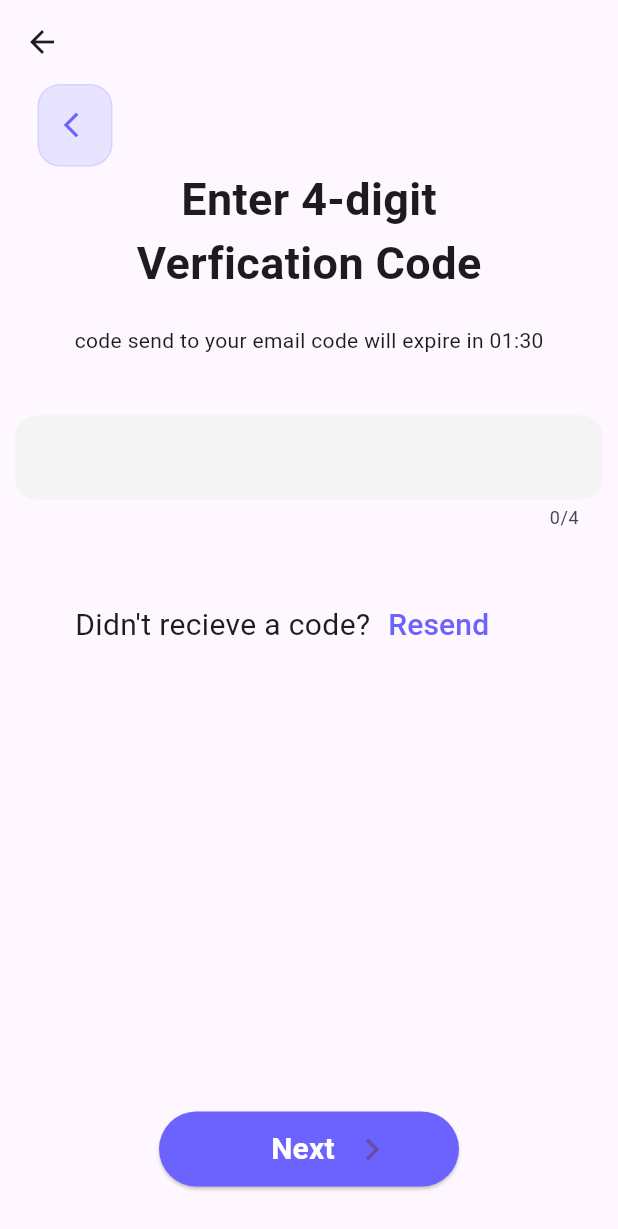
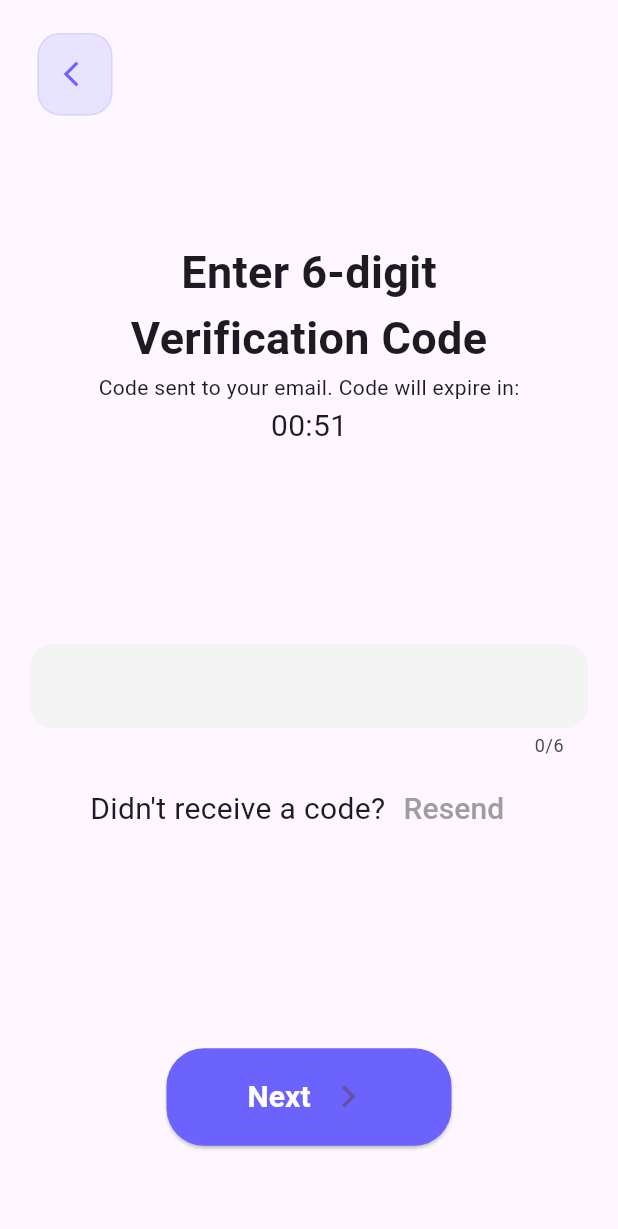
Before and after one commit to ayafathy1/Homefinder1, a Flutter app: the VerficationCode screen opened directly, on a phone screen of 412 x 824 dp. Shown: the top 1229 px of the screen. Run offline on Flutter 3.47's test engine with Material 3 defaults, Android fonts, the phone set to English and light mode, and no system bars; our stand-ins replace animated_splash_screen, cool_alert, dropdown_button2, flutter_animate, flutter_rating_bar, fluttertoast and 5 more; missing offline and left inert: flutter_arc_text, splash_view; accounts and stored records are empty.

```diff
--- a/homefinder1/lib/Screens/Forgot Password/forgot_password.dart
+++ b/homefinder1/lib/Screens/Forgot Password/forgot_password.dart
@@ -42,7 +42,7 @@ class ForgotPassword extends StatelessWidget{
                 height: 50,
                 width: 200,
                 child: ElevatedButton(onPressed: (){
-                  AuthServices.forgetPassword(controller.emailaddressController.text);
+                  AuthServices.forgetPassword(controller.emailaddressController.text,context);
                   Get.to(
                           () =>  SuccessNotification());
                 }
--- a/homefinder1/lib/Screens/auth/CompleteSignUp/complete_sign_up.dart
+++ b/homefinder1/lib/Screens/auth/CompleteSignUp/complete_sign_up.dart
@@ -63,7 +63,7 @@ class _CompleteSignUpState extends State<CompleteSignUp> {
                                 width: 200,
                                 child: ElevatedButton(onPressed: (){
                                   if (controller.formkey.currentState!.validate()) {
-                                    AuthServices.completeSigningUp(controller.fisrtnameController.text, controller.lastnameController.text, controller.genderController.text, controller.phoneController.text);
+                                    AuthServices.completeSigningUp(controller.fisrtnameController.text, controller.lastnameController.text, controller.genderController.text, controller.phoneController.text,context);
                                    Get.to(()=>  UploadPhoto(),
                                     );
 
--- a/homefinder1/lib/Screens/auth/SignIn/signin.dart
+++ b/homefinder1/lib/Screens/auth/SignIn/signin.dart
@@ -151,8 +151,8 @@ class _SignInState extends State<SignIn> {
                                       .validate()) {
                                     AuthServices.signingIn(
                                         controller.emailaddressController.text,
-                                        controller.passwordController.text);
-                                    Get.to(() => HomeScreen());
+                                        controller.passwordController.text,context);
+
                                   }
                                 },
                                 textStyle: TextStyle(
--- /dev/null
+++ b/homefinder1/lib/Screens/verification_code/controller/verification_code_controller.dart
@@ -0,0 +1,82 @@
+import 'dart:async';
+import 'dart:convert';
+
+import 'package:flutter/material.dart';
+import 'package:get/get.dart';
+import 'package:http/http.dart' as http;
+
+class VerficationCodeController extends GetxController {
+  final TextEditingController verificationCodeController = TextEditingController();
+  late Timer _timer;
+  int remainingTimeInSeconds = 60; // 90 minutes in seconds
+
+  String formatTime(Duration duration) {
+    int minutes = duration.inMinutes.remainder(60);
+    int seconds = duration.inSeconds.remainder(60);
+    return '${minutes.toString().padLeft(2, '0')}:${seconds.toString().padLeft(2, '0')}';
+  }
+
+  Duration calculateRemainingTime() {
+    return Duration(seconds: remainingTimeInSeconds);
+  }
+  void resendCode() {
+
+      remainingTimeInSeconds = 60;
+      startTimer();
+      update();
+
+  }
+
+  void startTimer() {
+    _timer = Timer.periodic(Duration(seconds: 1), (Timer timer) {
+      if (remainingTimeInSeconds <= 0) {
+        _timer.cancel();
+      } else {
+        remainingTimeInSeconds--;
+      }
+      update(); // Update UI with new remaining time
+    });
+  }
+
+  @override
+  void onInit() {
+    super.onInit();
+    startTimer();
+  }
+
+  @override
+  void onClose() {
+    super.onClose();
+    _timer.cancel(); // Cancel timer when controller is closed to prevent memory leaks
+  }
+
+  Future<String?> fetchVerificationCode() async {
+    final url = Uri.parse('https://home-finder-back-end-i7ca.onrender.com/api/v1/auth/verification/65ef8459c2bd7a5646b05034');
+    try {
+      final response = await http.get(url);
+      if (response.statusCode == 200) {
+        final Map<String, dynamic> data = json.decode(response.body);
+        return data['verificationCode'];
+      }
+    } catch (e) {
+      print('Error fetching verification code: $e');
+      return null;
+    }
+  }
+
+  Future<void> resendVerificationCode() async {
+    final url = Uri.parse('https://home-finder-back-end-i7ca.onrender.com/api/v1/auth/resend-code/65ef8459c2bd7a5646b05034');
+    try {
+      final response = await http.post(url, body: {'userId': 'your_user_id_here'});
+      if (response.statusCode == 200) {
+        print('Verification code resent successfully.');
+        // Reset remaining time when code is resent
+        remainingTimeInSeconds = 5400;
+        // Restart timer
+        startTimer();
+      }
+    } catch (e) {
+      print('Error resending verification code: $e');
+    }
+  }
+}
--- a/homefinder1/lib/Screens/verification_code/verfication_code_screen.dart
+++ b/homefinder1/lib/Screens/verification_code/verfication_code_screen.dart
@@ -1,32 +1,83 @@
+import 'package:flutter/cupertino.dart';
 import 'package:flutter/material.dart';
 import 'package:flutter/services.dart';
+import 'package:flutter/widgets.dart';
 import 'package:get/get.dart';
 import 'package:homefinder1/Screens/auth/CompleteSignUp/complete_sign_up.dart';
+import 'package:homefinder1/Screens/auth/SignIn/signin.dart';
 import 'package:homefinder1/Widget/custom_arrow_back.dart';
-class VerficationCode extends StatelessWidget{
+import 'package:timer_builder/timer_builder.dart';
+
+import 'controller/verification_code_controller.dart';
+
+class VerficationCode extends StatefulWidget {
+  @override
+  State<VerficationCode> createState() => _VerficationCodeState();
+}
+
+class _VerficationCodeState extends State<VerficationCode> {
   @override
   Widget build(BuildContext context) {
+    return GetBuilder<VerficationCodeController>(
+      init: VerficationCodeController(),
+      builder: (VerficationCodeController controller) {
         return Scaffold(
-       appBar: AppBar(title: Text('                      Welcome!',
-       style: TextStyle(fontSize: 0, color: Colors.transparent)),
+          appBar: AppBar(
+            leadingWidth: Get.width*0.2,
+            leading:  CustomArrowBack(),
+            toolbarHeight: Get.height*0.12,
             backgroundColor: Colors.transparent,
             elevation: 0,
           ),
-    body: SingleChildScrollView(
-      child: Center(
+          body: Column(
+            crossAxisAlignment: CrossAxisAlignment.center,
+          mainAxisAlignment: MainAxisAlignment.spaceAround,
+            children: [
+              Container(
+                height: Get.height*0.17,
                 child: Column(
+                  mainAxisAlignment: MainAxisAlignment.spaceAround,
                   children: [
-          CustomArrowBack(),
-          Text("Enter 4-digit", style: TextStyle(fontSize: 30 , fontWeight: FontWeight.bold) ,),
-          Text("Verfication Code" , style: TextStyle(fontSize: 30 , fontWeight: FontWeight.bold)),
+                    Text(
+                      "Enter 6-digit",
+                      style: TextStyle(fontSize: 30, fontWeight: FontWeight.bold),
+                    ),
+                    Text(
+                      "Verification Code",
+                      style: TextStyle(fontSize: 30, fontWeight: FontWeight.bold),
+                    ),
 
-          SizedBox(height: 20,),
-          Text("code send to your email code will expire in 01:30"),
-          SizedBox(height: 30,),
+                    Text("Code sent to your email. Code will expire in:"),
+                    TimerBuilder.periodic(
+                      Duration(seconds: 1),
+                      builder: (context) {
+                        // Calculate remaining time
+                        Duration remainingTime = controller.calculateRemainingTime();
+                        // Format remaining time as HH:MM:SS
+                        String formattedTime = controller.formatTime(remainingTime);
+                        // Return the formatted time widget
+                        return Text(
+                          formattedTime,
+                          style: TextStyle(fontSize: 20),
+                        );
+                      },
+                    ),
+                  ],
+                ),
+              ),
+
+              Padding(
+                padding: const EdgeInsets.only(bottom: 15.0,right: 10,left: 10),
+                child: SingleChildScrollView(
+                  child: Form(
+                    child: Column(
+                      mainAxisAlignment: MainAxisAlignment.start,
+                      children: [
                         Padding(
                           padding: const EdgeInsets.all(10.0),
-            child: TextField(
-              maxLength: 4,
+                          child: TextFormField(
+                            controller: controller.verificationCodeController,
+                            maxLength: 6,
                             keyboardType: TextInputType.number,
                             inputFormatters: [
                               FilteringTextInputFormatter.digitsOnly,
@@ -42,43 +93,66 @@ class VerficationCode extends StatelessWidget{
                                 ),
                               ),
                             ),
-            )
                           ),
-          SizedBox(height: 30,),
-          Row(children: [
+                        ),
+
+                        Row(
+                          children: [
                             SizedBox(width: 50,),
-            Text("Didn't recieve a code?" ,style: TextStyle(fontSize: 20),),
-            TextButton(onPressed: (){}, child:Text("Resend" , style: TextStyle(color: Color(0xff6C63FF) ,fontSize: 20),),)
-
-          ],),
-
-          SizedBox(height: 300,),
-
-          SizedBox(
-            height: 50,
-            width: 200,
-            child: ElevatedButton(onPressed: (){
-              Get.to(() =>  CompleteSignUp(),
-              );
+                            Text("Didn't receive a code?", style: TextStyle(fontSize: 20),),
+                            TextButton(
+                              onPressed: () async {
+                                controller.resendCode();
                               },
-              child: Row(
-                children: [
-                  Text("          Next" , style: TextStyle(color: Colors.white , fontSize: 20,fontWeight: FontWeight.bold),),
-                  SizedBox(width: 10,),
-                  Icon(Icons.navigate_next , size: 30,),
+                              child: Text(
+                                "Resend",
+                                style: TextStyle(color:controller.remainingTimeInSeconds==0?Color(0xff6C63FF):Colors.grey, fontSize: 20),
+                              ),
+                            ),
                           ],
                         ),
-              style: ElevatedButton.styleFrom(backgroundColor:Color(0xff6C63FF),
-                shape: RoundedRectangleBorder(
-                  borderRadius: BorderRadius.circular(28),
-                ) ,
+                      ],
                     ),
                   ),
                 ),
+              ),
+              ElevatedButton(
+                onPressed: () async {
+                  String? verificationCode = await controller.fetchVerificationCode();
+                  if (verificationCode == controller.verificationCodeController.text) {
+                    Get.to(() => CompleteSignUp());
+                  } else {
+                    // Verification code doesn't match
+                    // Handle invalid verification code
+                    print('Invalid verification code');
+                  }
+                },
+                child: Row(
+                  mainAxisAlignment: MainAxisAlignment.center,
+                  children: [
+                    Center(
+                      child: Text(
+                        "Next",
+                        style: TextStyle(color: Colors.white, fontSize: 20, fontWeight: FontWeight.bold),
+                      ),
+                    ),
+                    SizedBox(width: 10,),
+                    Icon(Icons.navigate_next, size: 30,),
+                  ],
+                ),
+                style: ElevatedButton.styleFrom(
+                  fixedSize:Size(190, 65),
+                  backgroundColor: Color(0xff6C63FF),
 
-
-      ]),
-    )));
+                  shape: RoundedRectangleBorder(
+                    borderRadius: BorderRadius.circular(25),
+                  ),
+                ),
+              ),
+            ],
+          ),
+        );
+      },
+    );
   }
-
 }
--- a/homefinder1/lib/models/auth_model.dart
+++ b/homefinder1/lib/models/auth_model.dart
@@ -9,12 +9,14 @@ class AuthModel {
   String? message;
   String? token;
   String? userId;
+  int? statusCode;
 
   AuthModel({
     this.status,
     this.message,
     this.token,
     this.userId,
+    this.statusCode,
   });
 
   factory AuthModel.fromJson(Map<String, dynamic> json) => AuthModel(
@@ -22,6 +24,7 @@ class AuthModel {
     message: json["message"],
     token: json["token"],
     userId: json["userId"],
+    statusCode: json['statusCode'],
   );
 
   Map<String, dynamic> toJson() => {
@@ -29,5 +32,6 @@ class AuthModel {
     "message": message,
     "token": token,
     "userId": userId,
+    "statusCode":statusCode
   };
 }
--- a/homefinder1/lib/utilities/services.dart
+++ b/homefinder1/lib/utilities/services.dart
@@ -1,10 +1,10 @@
 
 
 class Services {
- static String baseEndPoint = "http://localhost:8080";
- static String categoryEndPoint = "ctg"; //Post
+ static String baseEndPoint = "https://home-finder-back-end-i7ca.onrender.com";
+ static String resendVerificationEndPoint = "/api/v1/auth/resend-code/65ef8459c2bd7a5646b05034"; //Post
 
- static String getGovernmentsEndPoint = "area";//post
+ static String verificationCodeEndPoint = "/api/v1/auth/verification/65ef8459c2bd7a5646b05034";//post
  static String shopEndPoint = "shop"; //Post
  static String productEndPoint = "item"; //Post
   static String productPagenationEndPoint = "item_pagination"; //Post
--- a/homefinder1/pubspec.yaml
+++ b/homefinder1/pubspec.yaml
@@ -55,6 +55,8 @@ dependencies:
   inkblob_navigation_bar: ^0.1.2
   dropdown_button2: ^2.3.9
   modal_bottom_sheet: ^3.0.0
+  fluttertoast: ^8.2.5
+  timer_builder: ^2.0.0
 dev_dependencies:
   flutter_test:
     sdk: flutter
```
Also changed, not shown: homefinder1/lib/Screens/add listing - photos/widget/photos.dart (added, +105 -0 lines), homefinder1/lib/Screens/auth/CompleteSignUp/controller/complete_sign_up_controller.dart (+36 -6 lines), homefinder1/lib/Screens/auth/SignIn/controller/signin_controller.dart (+33 -0 lines), homefinder1/lib/Screens/auth/Signup/controller/signup_controller.dart (+65 -57 lines), homefinder1/lib/Screens/auth/Signup/signup.dart (+19 -6 lines), homefinder1/lib/main.dart (+2 -15 lines), homefinder1/lib/services/auth_service.dart (+20 -8 lines), homefinder1/lib/utilities/api_service.dart (+50 -57 lines), homefinder1/pubspec.lock. Lines whose indentation alone changed are shown as unchanged.
